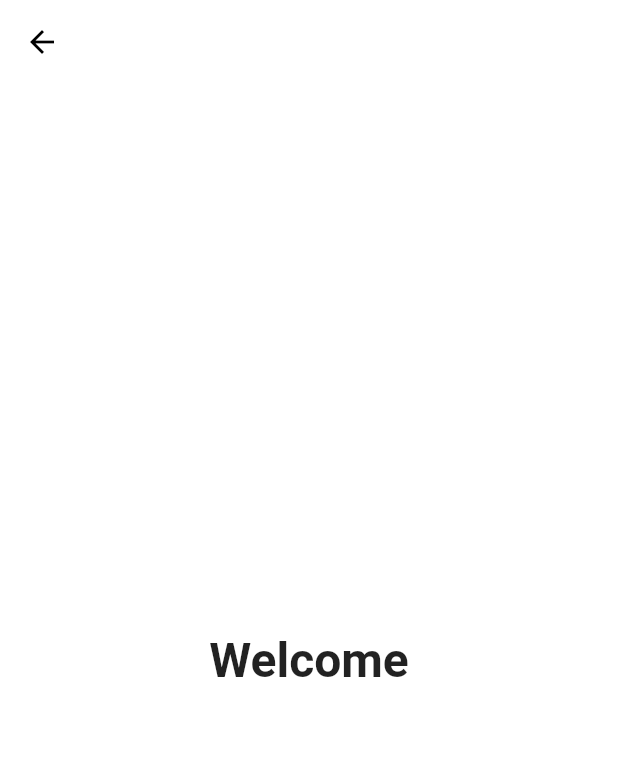
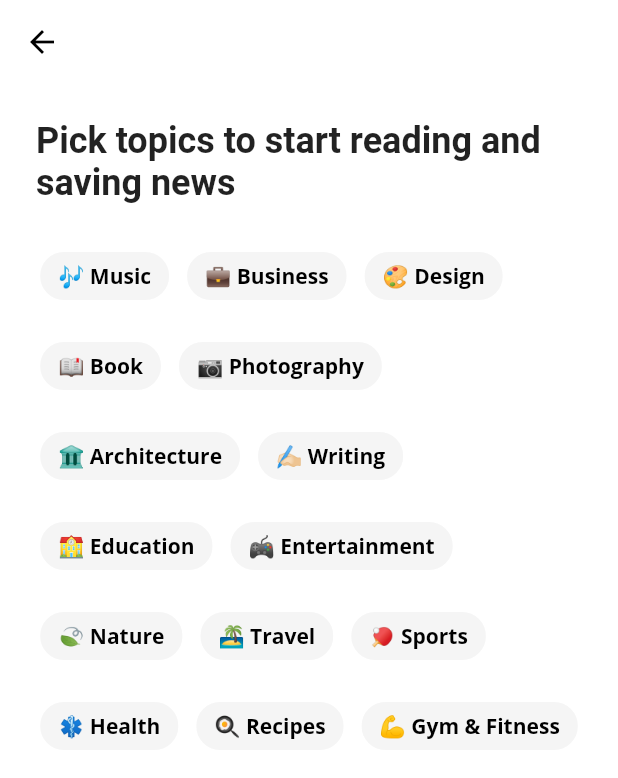
Before and after one commit to ZayniddinMamarasulov/DigiNews, a Flutter app: the PickTopicsPage screen opened directly, on a phone screen of 412 x 824 dp. Shown: the top 778 px of the screen. Run offline on Flutter 3.47's test engine with Material 2 defaults, Android fonts, the phone set to English and light mode, and no system bars; our stand-ins replace bouncing_widget, google_fonts, intl_phone_number_input.

Commit message:
topic picker implemented

```diff
--- /dev/null
+++ b/lib/app_theme.dart
@@ -0,0 +1,103 @@
+import 'package:flutter/material.dart';
+import 'package:google_fonts/google_fonts.dart';
+
+class DigiTheme {
+  static TextTheme lightTextTheme = TextTheme(
+    bodyText1: GoogleFonts.openSans(
+      fontSize: 14.0,
+      fontWeight: FontWeight.w700,
+      color: Colors.black,
+    ),
+    headline1: GoogleFonts.openSans(
+      fontSize: 32.0,
+      fontWeight: FontWeight.bold,
+      color: Colors.black,
+    ),
+    headline2: GoogleFonts.openSans(
+      fontSize: 21.0,
+      fontWeight: FontWeight.w700,
+      color: Colors.black,
+    ),
+    headline3: GoogleFonts.openSans(
+      fontSize: 16.0,
+      fontWeight: FontWeight.w600,
+      color: Colors.black,
+    ),
+    headline6: GoogleFonts.openSans(
+      fontSize: 20.0,
+      fontWeight: FontWeight.w600,
+      color: Colors.black,
+    ),
+  );
+
+  static TextTheme darkTextTheme = TextTheme(
+    bodyText1: GoogleFonts.openSans(
+      fontSize: 14.0,
+      fontWeight: FontWeight.w700,
+      color: Colors.white,
+    ),
+    headline1: GoogleFonts.openSans(
+      fontSize: 32.0,
+      fontWeight: FontWeight.bold,
+      color: Colors.white,
+    ),
+    headline2: GoogleFonts.openSans(
+      fontSize: 21.0,
+      fontWeight: FontWeight.w700,
+      color: Colors.white,
+    ),
+    headline3: GoogleFonts.openSans(
+      fontSize: 16.0,
+      fontWeight: FontWeight.w600,
+      color: Colors.white,
+    ),
+    headline6: GoogleFonts.openSans(
+      fontSize: 20.0,
+      fontWeight: FontWeight.w600,
+      color: Colors.white,
+    ),
+  );
+
+  static ThemeData light() {
+    return ThemeData(
+      brightness: Brightness.light,
+      checkboxTheme: CheckboxThemeData(
+        fillColor: MaterialStateColor.resolveWith(
+              (states) {
+            return Colors.black;
+          },
+        ),
+      ),
+      appBarTheme: const AppBarTheme(
+        foregroundColor: Colors.black,
+        backgroundColor: Colors.white,
+      ),
+      floatingActionButtonTheme: const FloatingActionButtonThemeData(
+        foregroundColor: Colors.white,
+        backgroundColor: Colors.black,
+      ),
+      bottomNavigationBarTheme: const BottomNavigationBarThemeData(
+        selectedItemColor: Colors.green,
+      ),
+      textTheme: lightTextTheme,
+    );
+  }
+
+  static ThemeData dark() {
+    return ThemeData(
+      brightness: Brightness.dark,
+      appBarTheme: AppBarTheme(
+        foregroundColor: Colors.white,
+        backgroundColor: Colors.grey[900],
+      ),
+      floatingActionButtonTheme: const FloatingActionButtonThemeData(
+        foregroundColor: Colors.white,
+        backgroundColor: Colors.green,
+      ),
+      bottomNavigationBarTheme: const BottomNavigationBarThemeData(
+        selectedItemColor: Colors.green,
+      ),
+      textTheme: darkTextTheme,
+    );
+  }
+}
--- a/lib/colors.dart
+++ b/lib/colors.dart
@@ -1,6 +1,32 @@
 import 'dart:ui';
 
 class AppColors {
+  static Color white = const Color(0xFFE5E5E5);
 
-  static Color white = const Color(0xFFE5E5E5);
+  //TODO : MOVE LIST BELOW to another file
+
+  static List<MyTopic> topics = [
+    MyTopic('🎶 Music'),
+    MyTopic('💼 Business'),
+    MyTopic('🎨 Design'),
+    MyTopic('📖 Book'),
+    MyTopic('📷 Photography'),
+    MyTopic('🏛 Architecture'),
+    MyTopic('✍🏻 Writing'),
+    MyTopic('‍🏫 Education'),
+    MyTopic('🎮 Entertainment'),
+    MyTopic('🍃 Nature'),
+    MyTopic('🏝 Travel'),
+    MyTopic('🏓 Sports'),
+    MyTopic('⚕️ Health'),
+    MyTopic('🍳 Recipes'),
+    MyTopic('💪 Gym & Fitness'),
+  ];
 }
+
+class MyTopic {
+  String title;
+  bool isSelected;
+
+  MyTopic(this.title, {this.isSelected = false});
+}
--- a/lib/main.dart
+++ b/lib/main.dart
@@ -1,4 +1,5 @@
 import 'package:flutter/material.dart';
+import 'package:news_app/app_theme.dart';
 import 'package:news_app/ui/navigation/main_navigation.dart';
 
 void main() {
@@ -13,6 +14,7 @@ class NewsApp extends StatelessWidget {
   @override
   Widget build(BuildContext context) {
     return MaterialApp(
+      theme: DigiTheme.light(),
       debugShowCheckedModeBanner: false,
       title: "News App",
       // home: AuthPage(),
--- a/lib/ui/screens/register_and_login/auth_page/auth_page.dart
+++ b/lib/ui/screens/register_and_login/auth_page/auth_page.dart
@@ -1,6 +1,5 @@
 import 'package:flutter/material.dart';
 import 'package:news_app/ui/navigation/main_navigation.dart';
-
 import 'components/agreement_text.dart';
 import 'components/login_text_button.dart';
 import 'components/sign_buttons.dart';
--- a/lib/ui/screens/register_and_login/forgot_password_page/components/continue_button.dart
+++ b/lib/ui/screens/register_and_login/forgot_password_page/components/continue_button.dart
@@ -3,6 +3,7 @@ import 'package:news_app/ui/navigation/main_navigation.dart';
 
 class ContinueButton extends StatelessWidget {
   final int selectMethod;
+
   const ContinueButton({Key? key, required this.selectMethod})
       : super(key: key);
 
--- a/lib/ui/screens/register_and_login/forgot_password_page/components/verification_method.dart
+++ b/lib/ui/screens/register_and_login/forgot_password_page/components/verification_method.dart
@@ -28,7 +28,7 @@ class _VerificationMethodState extends State<VerificationMethod> {
           methodTxt: 'Phone Number',
           text: 'Send to your phone number',
           icon: 'phone.png',
-          method: 2,
+          method: 2 ,
         ),
         ContinueButton(selectMethod: selectMethod),
       ],
--- a/lib/ui/screens/register_and_login/login_page/components/app_bar.dart
+++ b/lib/ui/screens/register_and_login/login_page/components/app_bar.dart
@@ -1,12 +1,11 @@
 import 'package:flutter/material.dart';
+import 'package:news_app/app_theme.dart';
 
 AppBar buildAppBar(BuildContext context) {
   return AppBar(
-    backgroundColor: Colors.white,
     elevation: 0,
     leading: IconButton(
       icon: const Icon(Icons.arrow_back),
-      color: Colors.black,
       onPressed: () => Navigator.of(context).pop(),
     ),
   );
--- a/lib/ui/screens/register_and_login/login_page/login_page.dart
+++ b/lib/ui/screens/register_and_login/login_page/login_page.dart
@@ -15,7 +15,6 @@ class _LoginPageState extends State<LoginPage> {
   @override
   Widget build(BuildContext context) {
     return Scaffold(
-      backgroundColor: Colors.white,
       appBar: buildAppBar(context),
       body: SingleChildScrollView(
         child: Padding(
--- a/lib/ui/screens/register_and_login/otp_authentication/components/enter_otp_code.dart
+++ b/lib/ui/screens/register_and_login/otp_authentication/components/enter_otp_code.dart
@@ -138,7 +138,7 @@ class _EnterCodeFormState extends State<EnterCodeForm> {
         onChanged: (value) {
           if (value.length == 1) {
             Navigator.of(context).push(MaterialPageRoute(
-                builder: (context) => const PickTopicsPage()));
+                builder: (context) => PickTopicsPage()));
             print('ok');
           }
         },
--- a/lib/ui/screens/register_and_login/pick_topics/pick_topics_page.dart
+++ b/lib/ui/screens/register_and_login/pick_topics/pick_topics_page.dart
@@ -1,8 +1,9 @@
 import 'package:flutter/material.dart';
+import 'package:news_app/colors.dart';
 import 'package:news_app/ui/screens/register_and_login/login_page/components/app_bar.dart';
 
 class PickTopicsPage extends StatefulWidget {
-  const PickTopicsPage({Key? key}) : super(key: key);
+  PickTopicsPage({Key? key}) : super(key: key);
 
   @override
   _PickTopicsPageState createState() => _PickTopicsPageState();
@@ -11,15 +12,65 @@ class PickTopicsPage extends StatefulWidget {
 class _PickTopicsPageState extends State<PickTopicsPage> {
   @override
   Widget build(BuildContext context) {
+    List<Widget> topics = [
+      getChip(AppColors.topics[0], 0),
+      getChip(AppColors.topics[1], 1),
+      getChip(AppColors.topics[2], 2),
+      getChip(AppColors.topics[3], 3),
+      getChip(AppColors.topics[4], 4),
+      getChip(AppColors.topics[5], 5),
+      getChip(AppColors.topics[6], 6),
+      getChip(AppColors.topics[7], 7),
+      getChip(AppColors.topics[8], 8),
+      getChip(AppColors.topics[9], 9),
+      getChip(AppColors.topics[10], 10),
+      getChip(AppColors.topics[11], 11),
+      getChip(AppColors.topics[12], 12),
+      getChip(AppColors.topics[13], 13),
+      getChip(AppColors.topics[14], 14),
+    ];
+
     return Scaffold(
       backgroundColor: Colors.white,
       appBar: buildAppBar(context),
-      body: const Center(
-        child: Text(
-          'Welcome',
-          style: TextStyle(fontSize: 32, fontWeight: FontWeight.w700),
+      body: Container(
+        child: Padding(
+          padding: const EdgeInsets.all(24.0),
+          child: Column(
+            children: [
+              const Text(
+                'Pick topics to start reading and saving news',
+                style: TextStyle(fontSize: 24, fontWeight: FontWeight.w700),
+              ),
+              const SizedBox(height: 24),
+              Wrap(
+                runAlignment: WrapAlignment.start,
+                crossAxisAlignment: WrapCrossAlignment.start,
+                spacing: 12,
+                runSpacing: 12,
+                children: topics,
+              ),
+            ],
+          ),
         ),
       ),
     );
   }
+
+  Widget getChip(MyTopic topic, int count) {
+    bool isSelected = topic.isSelected;
+    return ChoiceChip(
+      backgroundColor: Colors.grey[100],
+      label: Text(topic.title,),
+      selectedColor: Colors.black,
+      labelStyle: TextStyle(color: isSelected ? Colors.white : Colors.black),
+      selected: isSelected,
+      onSelected: (bool value) {
+        setState(() {
+          isSelected = !isSelected;
+          AppColors.topics[count].isSelected = isSelected;
+        });
+      },
+    );
+  }
 }
--- a/pubspec.yaml
+++ b/pubspec.yaml
@@ -18,6 +18,7 @@ dependencies:
   flutter_native_splash: ^1.3.2
   bouncing_widget: ^2.0.0
   intl_phone_number_input: ^0.7.0+2
+  google_fonts: ^2.2.0
 
 
 dev_dependencies:
```
Also changed, not shown: pubspec.lock, 4 other files.
